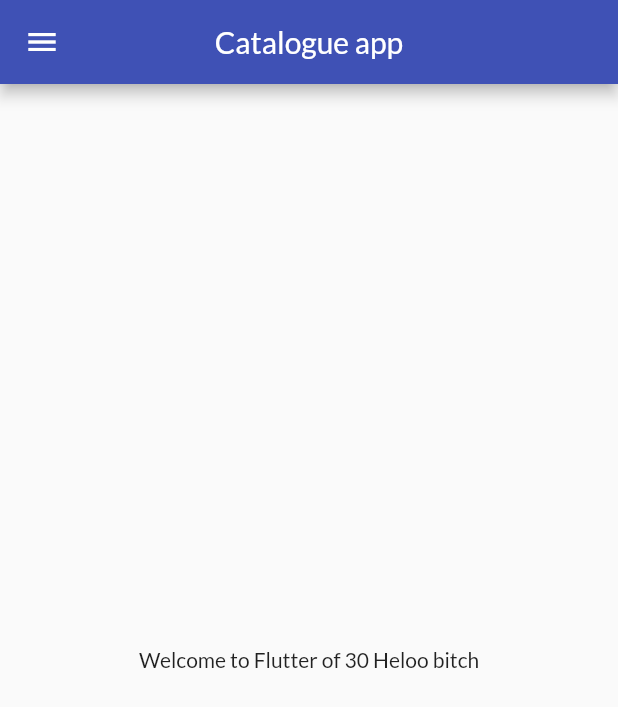
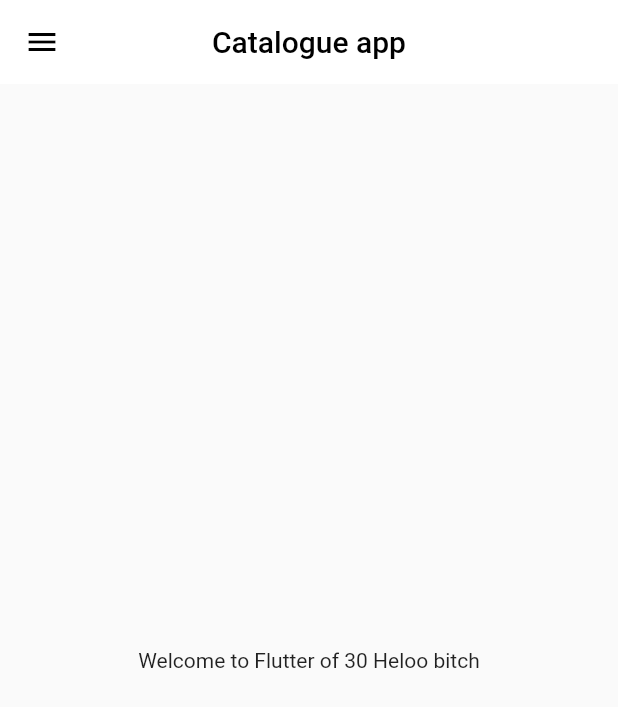
Before and after one commit to Tanmay116/flutter_catalog, a Flutter app: the screen it shows after launch, on a phone screen of 412 x 824 dp. Shown: the top 707 px of the screen. Run offline on Flutter 3.47's test engine with Material 2 defaults, Android fonts, the phone set to English and light mode, and no system bars; our stand-ins replace google_fonts.

Commit message:
themes_extracted

```diff
--- a/lib/main.dart
+++ b/lib/main.dart
@@ -1,7 +1,9 @@
+// ignore_for_file: prefer_const_constructors
+
 import 'package:flutter/material.dart';
 import 'package:flutter_catalog/pages/login_page.dart';
+import 'package:flutter_catalog/pages/widgets/themes.dart';
 import 'package:flutter_catalog/utils/routes.dart';
-import 'package:google_fonts/google_fonts.dart';
 import 'pages/homepage.dart';
 
 void main() {
@@ -15,13 +17,8 @@ class MyApp extends StatelessWidget {
   Widget build(BuildContext context) {
     return MaterialApp(
       debugShowCheckedModeBanner: false,
-      theme: ThemeData(
-        primarySwatch: Colors.indigo,
-        fontFamily: GoogleFonts.lato().fontFamily,
-      ),
-      themeMode: ThemeMode.light,
-      darkTheme: ThemeData(
-          brightness: Brightness.dark, primarySwatch: Colors.deepOrange),
+      theme: MyTheme.lightTheme(context),
+      darkTheme: MyTheme.darkTheme(context),
       initialRoute: "/home",
       routes: {
         "/": (context) => HomePage(),
--- a/lib/pages/homepage.dart
+++ b/lib/pages/homepage.dart
@@ -1,3 +1,5 @@
+// ignore_for_file: prefer_const_declarations, prefer_const_constructors
+
 import 'package:flutter/material.dart';
 import 'package:flutter_catalog/pages/widgets/drawer.dart';
 
@@ -11,7 +13,11 @@ class HomePage extends StatelessWidget {
 
     return Scaffold(
       appBar: AppBar(
-        title: Text("Catalogue app"),
+        elevation: 0,
+        title: Text(
+          "Catalogue app",
+          style: TextStyle(color: Colors.black),
+        ),
         centerTitle: true,
       ),
       body: Center(
@@ -19,7 +25,6 @@ class HomePage extends StatelessWidget {
           child: Text("Welcome to Flutter of $days $name"),
         ),
       ),
-
       drawer: MyDrawer(),
     );
   }
--- a/lib/pages/login_page.dart
+++ b/lib/pages/login_page.dart
@@ -1,3 +1,5 @@
+// ignore_for_file: prefer_const_constructors
+
 import 'package:flutter/material.dart';
 import 'package:flutter_catalog/utils/routes.dart';
 
--- a/lib/pages/widgets/drawer.dart
+++ b/lib/pages/widgets/drawer.dart
@@ -1,3 +1,5 @@
+// ignore_for_file: prefer_const_constructors, prefer_const_declarations
+
 import 'package:flutter/cupertino.dart';
 import 'package:flutter/material.dart';
 
--- /dev/null
+++ b/lib/pages/widgets/themes.dart
@@ -0,0 +1,19 @@
+import 'package:flutter/material.dart';
+import 'package:google_fonts/google_fonts.dart';
+
+
+class MyTheme{
+  static ThemeData lightTheme(BuildContext context) => ThemeData(
+        appBarTheme: AppBarTheme(
+            color: Colors.white,
+            elevation: 0,
+            iconTheme: IconThemeData(color: Colors.black)),
+        textTheme: Theme.of(context).textTheme,
+        primarySwatch: Colors.indigo,
+        fontFamily: GoogleFonts.lato().fontFamily,
+      );
+
+  static ThemeData darkTheme(BuildContext context) => ThemeData(
+     brightness: Brightness.dark, primarySwatch: Colors.deepOrange
+     );
+}
```
